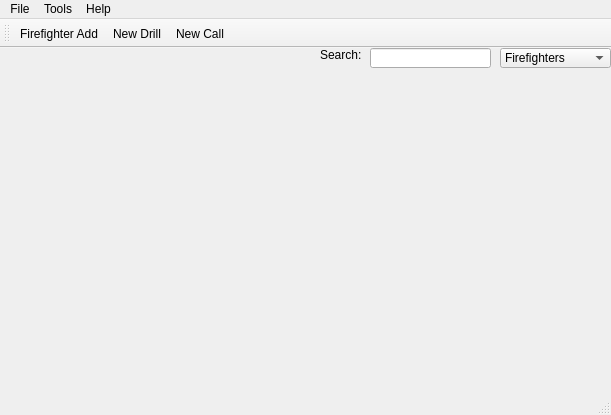
This is src/mainwindow.ui in JDougherty/Fire-Department-Management-System as Qt 5 draws it before an edit. The edited form follows.
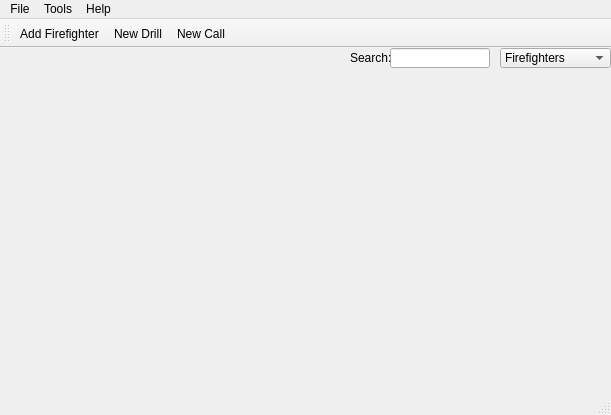
This is the edited form. Icons and pictures are not drawn.

Commit message: Added private database to MainWindow, passed by reference from main.cpp. Implemented search functionality for firefighters and base search functionality for calls, drills.

The edit to the form file:
```diff
--- a/src/mainwindow.ui
+++ b/src/mainwindow.ui
@@ -46,26 +46,26 @@
    <widget class="QLineEdit" name="txtSearch">
     <property name="geometry">
      <rect>
-      <x>370</x>
+      <x>390</x>
       <y>0</y>
-      <width>121</width>
+      <width>100</width>
       <height>20</height>
      </rect>
     </property>
     <property name="maximumSize">
      <size>
-      <width>121</width>
-      <height>16777215</height>
+      <width>100</width>
+      <height>20</height>
      </size>
     </property>
    </widget>
    <widget class="QLabel" name="lblSearch">
     <property name="geometry">
      <rect>
-      <x>320</x>
+      <x>350</x>
       <y>0</y>
       <width>46</width>
-      <height>13</height>
+      <height>20</height>
      </rect>
     </property>
     <property name="text">
@@ -123,7 +123,7 @@
     <enum>TopToolBarArea</enum>
    </attribute>
    <attribute name="toolBarBreak">
-    <bool>true</bool>
+    <bool>false</bool>
    </attribute>
    <addaction name="actFirefighterAdd"/>
    <addaction name="actNew_Drill"/>
@@ -145,7 +145,7 @@
      <normaloff>:/icons/Firefighter_Base.png</normaloff>:/icons/Firefighter_Base.png</iconset>
    </property>
    <property name="text">
-    <string>Firefighter Add</string>
+    <string>Add Firefighter</string>
    </property>
    <property name="toolTip">
     <string>Firefighter Add</string>
```
Left out of the diff: 19 changed lines with no effect on the pictures. The commit also changes 13 other files.
